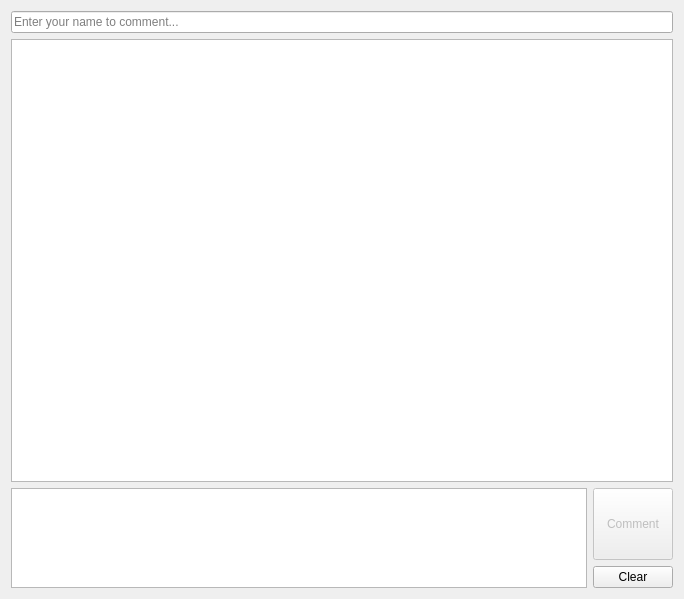
The window that src/Core/comments.ui (igormironchik/prototyper) describes before a commit, drawn with Qt 5.
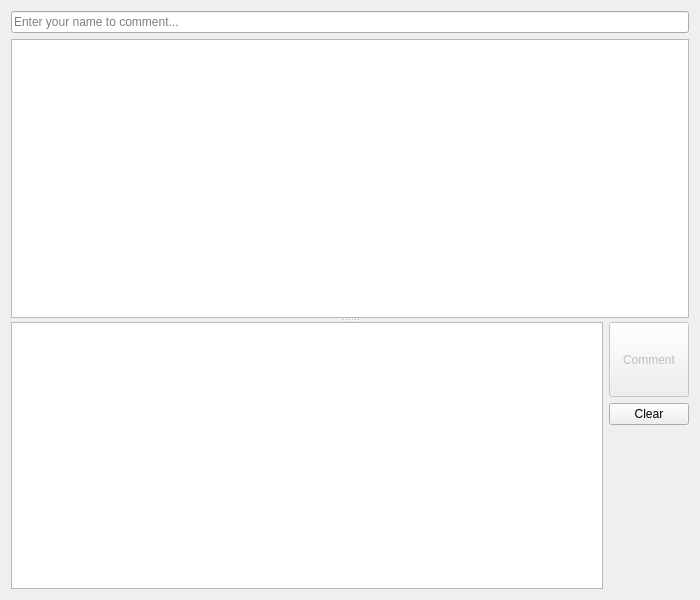
The same window after the commit. Icons and pictures are not drawn.

Commit message: Add splitter in the comments window.

Diff of the .ui file:
```diff
--- a/src/Core/comments.ui
+++ b/src/Core/comments.ui
@@ -6,13 +6,20 @@
    <rect>
     <x>0</x>
     <y>0</y>
-    <width>684</width>
-    <height>599</height>
+    <width>700</width>
+    <height>600</height>
    </rect>
   </property>
   <property name="windowTitle">
    <string>Comments</string>
   </property>
+  <layout class="QVBoxLayout" name="verticalLayout_3">
+   <item>
+    <widget class="QSplitter" name="splitter">
+     <property name="orientation">
+      <enum>Qt::Vertical</enum>
+     </property>
+     <widget class="QWidget" name="layoutWidget">
   <layout class="QVBoxLayout" name="verticalLayout_2">
    <item>
     <widget class="QLineEdit" name="m_name">
@@ -23,6 +30,12 @@
    </item>
    <item>
     <widget class="QTreeView" name="m_view">
+         <property name="sizePolicy">
+          <sizepolicy hsizetype="Expanding" vsizetype="Expanding">
+           <horstretch>0</horstretch>
+           <verstretch>2</verstretch>
+          </sizepolicy>
+         </property>
      <property name="contextMenuPolicy">
       <enum>Qt::CustomContextMenu</enum>
      </property>
@@ -64,22 +77,18 @@
      </property>
     </widget>
    </item>
-   <item>
+      </layout>
+     </widget>
+     <widget class="QWidget" name="layoutWidget">
     <layout class="QHBoxLayout" name="horizontalLayout">
      <item>
       <widget class="QTextEdit" name="m_text">
        <property name="sizePolicy">
-        <sizepolicy hsizetype="Expanding" vsizetype="Fixed">
+          <sizepolicy hsizetype="Expanding" vsizetype="Expanding">
          <horstretch>0</horstretch>
          <verstretch>0</verstretch>
         </sizepolicy>
        </property>
-       <property name="maximumSize">
-        <size>
-         <width>16777215</width>
-         <height>100</height>
-        </size>
-       </property>
       </widget>
      </item>
      <item>
@@ -95,6 +104,12 @@
            <verstretch>0</verstretch>
           </sizepolicy>
          </property>
+           <property name="minimumSize">
+            <size>
+             <width>0</width>
+             <height>75</height>
+            </size>
+           </property>
          <property name="maximumSize">
           <size>
            <width>16777215</width>
@@ -120,9 +135,24 @@
          </property>
         </widget>
        </item>
+         <item>
+          <spacer name="verticalSpacer_2">
+           <property name="orientation">
+            <enum>Qt::Vertical</enum>
+           </property>
+           <property name="sizeHint" stdset="0">
+            <size>
+             <width>20</width>
+             <height>40</height>
+            </size>
+           </property>
+          </spacer>
+         </item>
       </layout>
      </item>
     </layout>
+     </widget>
+    </widget>
    </item>
   </layout>
  </widget>
```
Lines whose indentation alone changed are shown as unchanged. The commit also changes 1 other file.
